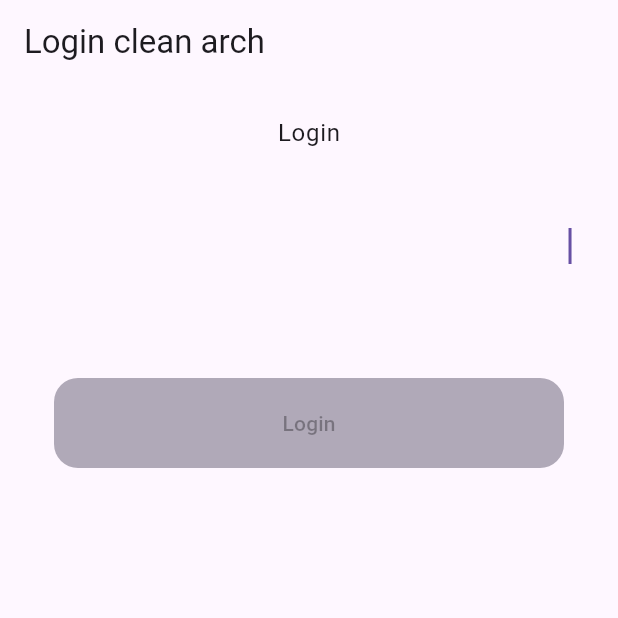
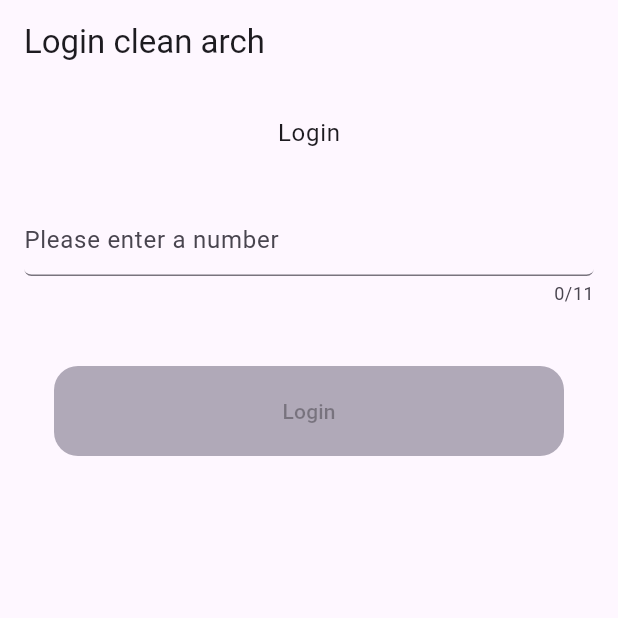
Before and after one commit to Amir-yazdanmanesh/flutter_clean_architecture, a Flutter app: the screen it shows after launch, on a phone screen of 412 x 824 dp, the top half of it. Run offline on Flutter 3.47's test engine with Material 3 defaults, Android fonts, the phone set to English and light mode, and no system bars; our stand-ins replace bloc, dio, equatable, flutter_bloc, flutter_secure_storage, fluttertoast and 7 more; missing offline and left inert: flutter_inappwebview, persian_number_utility; accounts and stored records are empty; generated files the repository leaves out were written again.

Commit message:
Fix sign in page

```diff
--- a/lib/feature/auth/presentation/pages/sign_in_page.dart
+++ b/lib/feature/auth/presentation/pages/sign_in_page.dart
@@ -1,9 +1,9 @@
 import 'package:flutter/material.dart';
+import 'package:flutter/services.dart';
 import 'package:flutter_bloc/flutter_bloc.dart';
 
 import '../../../../core/constanst/numbers/spacings.dart';
 import '../../../../core/utils/toasts.dart';
-import '../../../../core/widgets/farsi_text_editor.dart';
 import '../../../../core/widgets/simple_widgets.dart';
 import '../../domain/blocs/login/auth_cubit.dart';
 import 'otp_page.dart';
@@ -25,7 +25,6 @@ class _SignInPageState extends State<SignInPage> {
   String? captchaId;
   String? captchaCode;
   final int naturalCodeLength = 10;
-  final FocusNode _focusNode = FocusNode();
 
   @override
   Widget build(BuildContext context) {
@@ -76,13 +75,17 @@ class _SignInPageState extends State<SignInPage> {
   }
 
   inputPhoneNumber() {
-    return FarsiTextEditor(
-      inputLimit: phoneNumberLength,
+    return TextFormField(
+      maxLength: phoneNumberLength,
       textInputAction: TextInputAction.done,
       keyboardType: TextInputType.number,
-      onlyNumber: true,
-      borderRadius: Spacings.radiusMd,
-      onChange: (value) {
+      inputFormatters: [FilteringTextInputFormatter.digitsOnly],
+        decoration: InputDecoration(
+            border: UnderlineInputBorder(
+                borderRadius:BorderRadius.circular(5.0)),
+            hintText: 'Please enter a number'
+        ),
+      onChanged: (value) {
         setState(() {
           phone = value;
         });
@@ -90,7 +93,8 @@ class _SignInPageState extends State<SignInPage> {
     );
   }
 
-  button(AuthState state, ThemeData theme) {
+
+    button(AuthState state, ThemeData theme) {
     return Padding(
         padding: const EdgeInsets.all(Spacings.marginLg),
         child: FilledButton(
```
